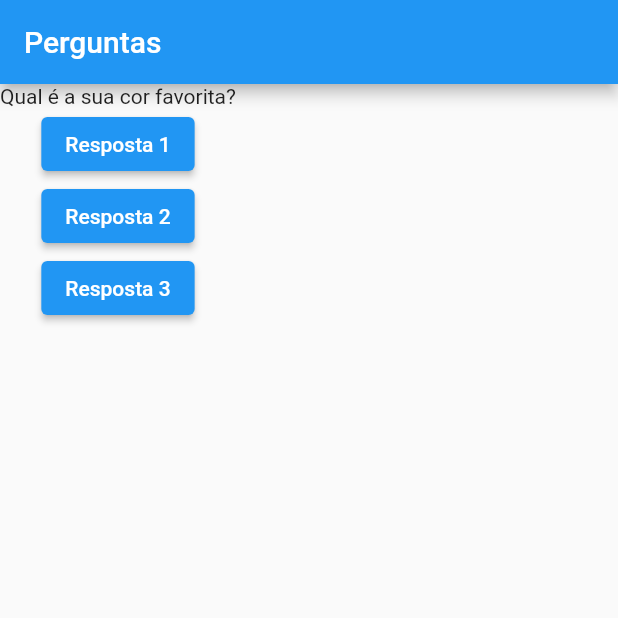
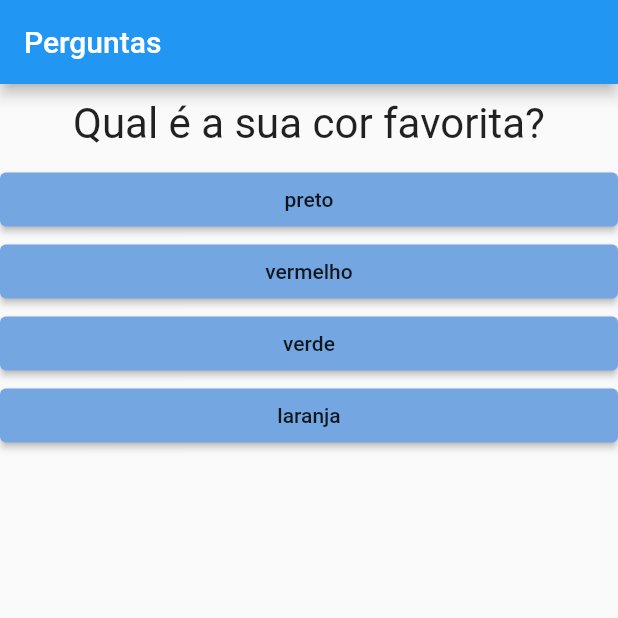
Before and after one commit to Quatrochifh/Rojo_Estudo_Dart, a Flutter app: the screen it shows after launch, on a phone screen of 412 x 824 dp, the top half of it. Run offline on Flutter 3.47's test engine with Material 2 defaults, Android fonts, the phone set to English and light mode, and no system bars.

Commit message:
flutter indo pra aula 55 - rojo

```diff
--- a/primeiro_projeto_flutter/primeiro_projeto_perguntas/lib/main.dart
+++ b/primeiro_projeto_flutter/primeiro_projeto_perguntas/lib/main.dart
@@ -1,6 +1,20 @@
 import 'package:flutter/material.dart';
+import './questao.dart';
+import './resposta.dart';
 
 main() => runApp(const PerguntaApp());
+
+//AULA 55
+//Na próxima aula o professor fará um
+//operador ternário na lista de respostas aonde um dos
+// valores possíveis é setado como "null". Com a vinda do
+// Null Safety no Flutter 2, não é mais possível deixar
+// um valor nulo, logo, vai gerar um erro no código.
+// Para corrigir esse problema basta trocar o "null"
+// por "[]", ou seja, basta escrever os colchetes vazios
+//no lugar do null, sem as aspas.
+
+
 
 class PerguntaApp extends StatefulWidget {
   const PerguntaApp({Key? key}) : super(key: key);
@@ -10,48 +24,55 @@ class PerguntaApp extends StatefulWidget {
 }
 
 class _PerguntaAppState extends State<PerguntaApp> {
-var perguntaSelecionada = 0;
+  var _perguntaSelecionada = 0;
 
-   void responder(){
+  // ignore: unused_element
+  void _responder() {
     setState(() {
-    perguntaSelecionada++;
+      _perguntaSelecionada++;
     });
-    print(perguntaSelecionada);
   }
 
   @override
   Widget build(BuildContext context) {
+    final List<Map<String, Object>> perguntas = [
+      {
+        'texto': 'Qual é a sua cor favorita?',
+        'respostas': ['preto','vermelho','verde','laranja']
+      },
+      {
+        'texto': 'Qual o seu animal favorito?',
+        'respostas': ['Lobo','Leão','Veado','Dragão']
+      },
+      {'texto': 'Qual a sua casa favorita?',
+      'respostas': ['Stark','Lannister','Baratheon','Targaryen']
+      }
 
-    final perguntas = [
-      'Qual é a sua cor favorita?',
-      'Qual o seu animal favorito?',
-      'Qual a sua casa favorita?'
     ];
+
+    List<String> respostas = perguntas[_perguntaSelecionada].cast()['respostas'];
+    List<Widget> widgets = respostas
+    .map((t) => Resposta(t, _responder))
+    .toList();
+
+  //  for (String textoResp in respostas) {
+  //     widgets.add(Resposta(textoResp, _responder));
+  //   }
+
+
 
     return MaterialApp(
       home: Scaffold(
-         appBar: AppBar(
+        appBar: AppBar(
           title: const Text('Perguntas'),
-         ),
-         body: Column(
-           children: <Widget> [
-              Text(perguntas[perguntaSelecionada]),
-              ElevatedButton (
-                onPressed: responder,
-                child: const Text('Resposta 1'),
-              ),
-               ElevatedButton (
-                onPressed: responder,
-                child: const Text('Resposta 2'),
-              ),
-                ElevatedButton (
-                onPressed: responder,
-                child:const Text('Resposta 3'),
-              )
-           ],
-         ),
+        ),
+        body: Column(
+          children: <Widget>[
+            Questao(perguntas[_perguntaSelecionada]['texto'].toString()),
+            ...widgets,
+          ],
+        ),
       ),
     );
   }
-
 }
--- /dev/null
+++ b/primeiro_projeto_flutter/primeiro_projeto_perguntas/lib/questao.dart
@@ -0,0 +1,27 @@
+//import 'package:flutter/src/foundation/key.dart';
+//import 'package:flutter/src/widgets/framework.dart';
+import 'package:flutter/cupertino.dart';
+import 'package:flutter/material.dart';
+
+class Questao extends StatelessWidget {
+  //const Questao({Key? key}) : super(key: key);
+
+final String texto;
+
+// ignore: use_key_in_widget_constructors
+const Questao(this.texto);
+
+
+  @override
+  Widget build(BuildContext context) {
+    return Container(
+      width: double.infinity,
+      margin: const EdgeInsets.all(10),
+      child: Text(
+        texto,
+        style: const TextStyle(fontSize: 28),
+        textAlign: TextAlign.center
+        ),
+    );
+  }
+}
--- /dev/null
+++ b/primeiro_projeto_flutter/primeiro_projeto_perguntas/lib/resposta.dart
@@ -0,0 +1,35 @@
+import 'package:flutter/cupertino.dart';
+//import 'package:flutter/src/foundation/key.dart';
+//import 'package:flutter/src/widgets/framework.dart';
+//import 'package:flutter/cupertino.dart';
+import 'package:flutter/material.dart';
+
+class Resposta extends StatelessWidget {
+  //const Resposta({Key? key}) : super(key: key);
+
+  final String texto;
+
+  final void Function() onPressed;
+
+  // ignore: use_key_in_widget_constructors
+  const Resposta (this.texto, this.onPressed );
+
+
+  @override
+  Widget build(BuildContext context) {
+    return Container(
+      width: double.infinity,
+      child: ElevatedButton(
+        onPressed: onPressed,
+        child: Text(texto),
+        style: ElevatedButton.styleFrom(
+        primary: Color.fromARGB(255, 116, 167, 226), // background color
+        onPrimary: Colors.black87,
+        ),
+    ));
+  }
+}
+
+//  style: ElevatedButton.styleFrom(
+//         primary: const Color.fromARGB(255, 227, 78, 227), // background color
+//         onPrimary: Colors.white,
```
